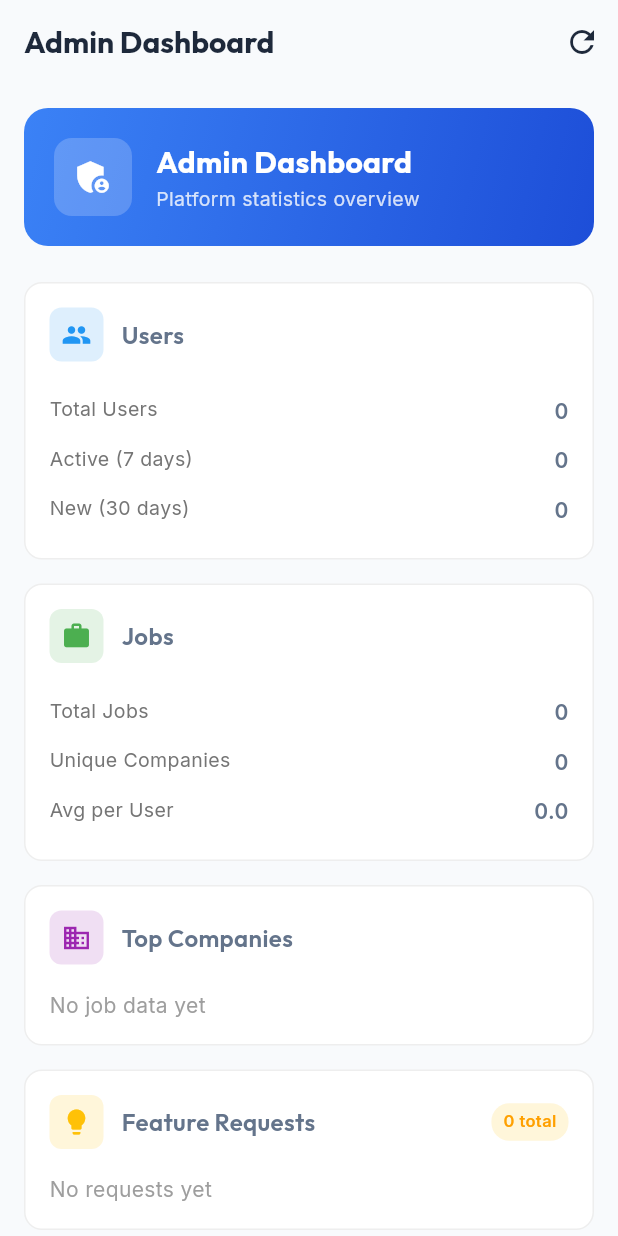
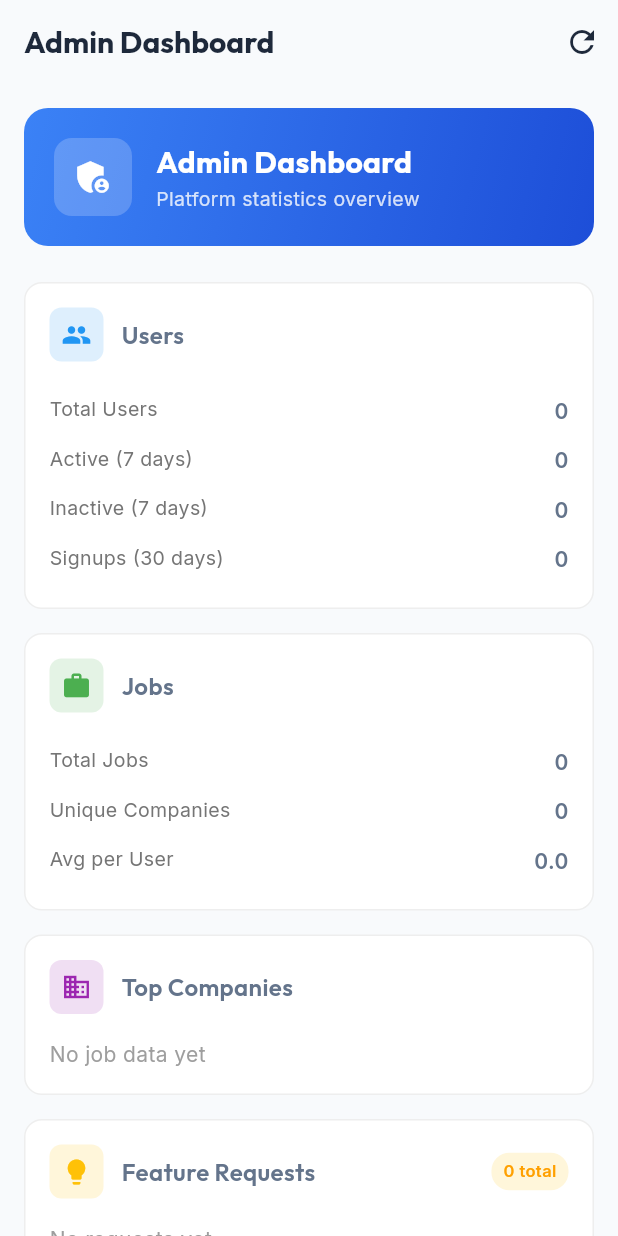
Before and after one commit to Thariq16/Job-Tracker, a Flutter app: the AdminScreen screen opened by its route, on a phone screen of 412 x 824 dp. Run offline on Flutter 3.47's test engine with Material 3 defaults, Android fonts, the phone set to English and light mode, and no system bars; our stand-ins replace cloud_firestore, file_picker, firebase_analytics, firebase_auth, firebase_core, firebase_storage and 6 more; accounts and stored records are empty; statements that could not run were skipped.

Commit message:
fix: admin user errors

```diff
--- a/lib/features/admin/admin_provider.dart
+++ b/lib/features/admin/admin_provider.dart
@@ -14,12 +14,14 @@ final userStatsProvider = FutureProvider<UserStats>((ref) async {
     repo.getTotalUsers(),
     repo.getActiveUsers(7),
     repo.getNewUsers(30),
+    repo.getInactiveUsers(7),
   ]);
 
   return UserStats(
     totalUsers: results[0],
     activeUsers7d: results[1],
     newUsers30d: results[2],
+    inactiveUsers7d: results[3],
   );
 });
 
--- a/lib/features/admin/admin_repository.dart
+++ b/lib/features/admin/admin_repository.dart
@@ -29,7 +29,14 @@ class AdminRepository {
     return snapshot.count ?? 0;
   }
 
-  /// Get users created in the last N days
+  /// Get inactive users (last active more than N days ago)
+  Future<int> getInactiveUsers(int days) async {
+    final totalUsers = await getTotalUsers();
+    final activeUsers = await getActiveUsers(days);
+    return totalUsers - activeUsers;
+  }
+
+  /// Get users created in the last N days (signups)
   Future<int> getNewUsers(int days) async {
     final cutoff = DateTime.now().subtract(Duration(days: days));
     final snapshot = await _firestore
@@ -92,11 +99,13 @@ class AdminRepository {
 class UserStats {
   final int totalUsers;
   final int activeUsers7d;
+  final int inactiveUsers7d;
   final int newUsers30d;
 
   UserStats({
     required this.totalUsers,
     required this.activeUsers7d,
+    required this.inactiveUsers7d,
     required this.newUsers30d,
   });
 }
--- a/lib/features/admin/admin_screen.dart
+++ b/lib/features/admin/admin_screen.dart
@@ -130,7 +130,8 @@ class AdminScreen extends ConsumerWidget {
           children: [
             _StatRow(label: 'Total Users', value: _formatNumber(stats.totalUsers), isDark: isDark),
             _StatRow(label: 'Active (7 days)', value: _formatNumber(stats.activeUsers7d), isDark: isDark),
-            _StatRow(label: 'New (30 days)', value: _formatNumber(stats.newUsers30d), isDark: isDark),
+            _StatRow(label: 'Inactive (7 days)', value: _formatNumber(stats.inactiveUsers7d), isDark: isDark),
+            _StatRow(label: 'Signups (30 days)', value: _formatNumber(stats.newUsers30d), isDark: isDark),
           ],
         ),
         loading: () => const Center(child: CircularProgressIndicator()),
```
Also changed, not shown: lib/features/auth/auth_repository.dart (+40 -2 lines).
